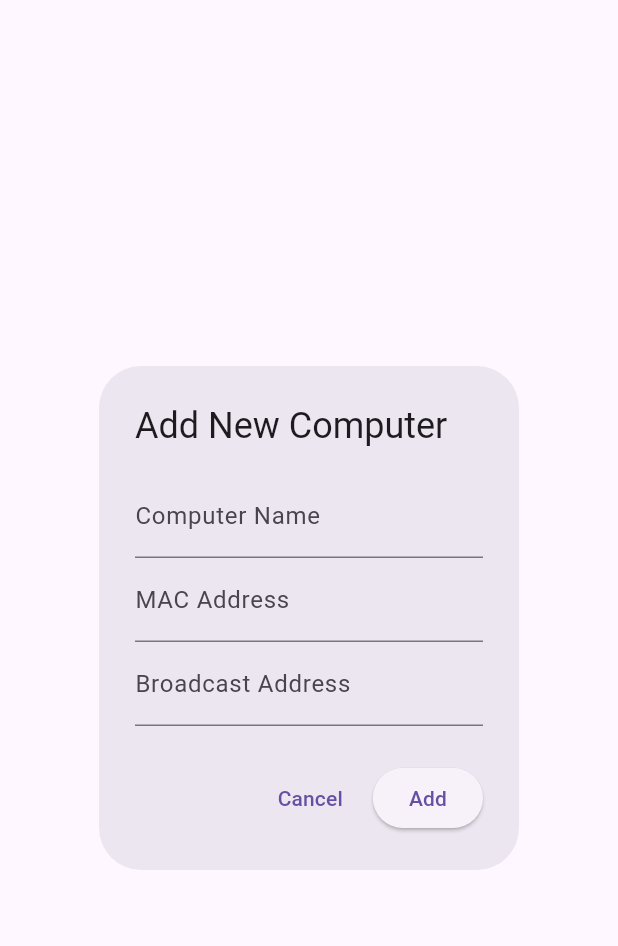
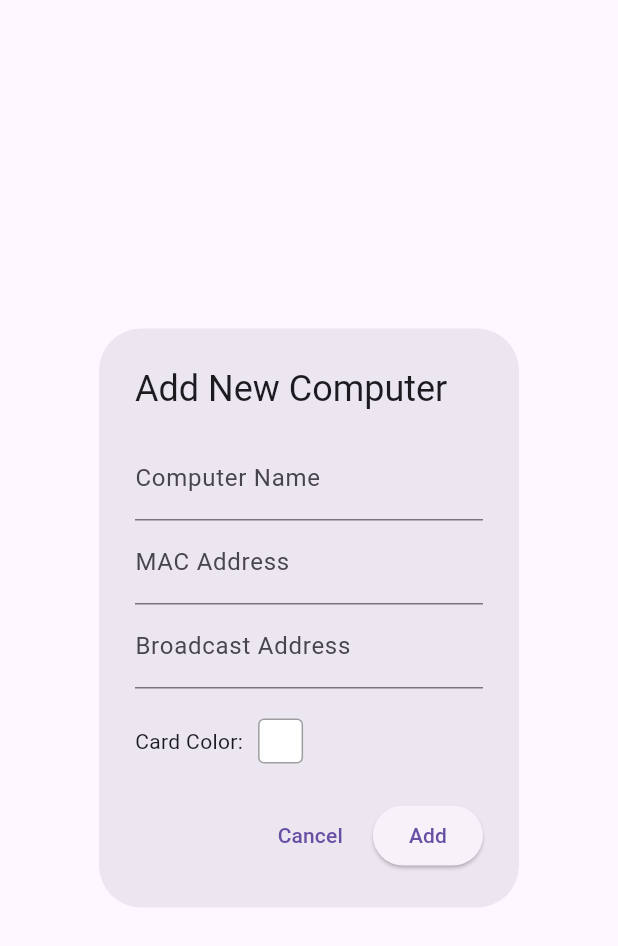
Before and after one commit to Vodichian/awaken, a Flutter app: the AddComputerDialog widget shown alone on an empty page, opened directly, on a phone screen of 412 x 824 dp. Shown: the top 946 px of the screen. Run offline on Flutter 3.47's test engine with Material 3 defaults, Android fonts, the light colour scheme and no system bars; our stand-ins replace file_picker, flutter_colorpicker, flutter_slidable, hive_ce, hive_ce_flutter, logger and 1 more; missing offline and left inert: window_size; accounts and stored records are empty; statements that could not run were skipped.

Commit message:
- First release

```diff
--- a/lib/hive/hive_adapters.g.yaml
+++ b/lib/hive/hive_adapters.g.yaml
@@ -5,7 +5,7 @@ nextTypeId: 1
 types:
   Computer:
     typeId: 0
-    nextIndex: 3
+    nextIndex: 4
     fields:
       name:
         index: 0
@@ -13,3 +13,5 @@ types:
         index: 1
       broadcastAddress:
         index: 2
+      color:
+        index: 3
--- a/lib/models/computer.dart
+++ b/lib/models/computer.dart
@@ -4,15 +4,17 @@ class Computer extends HiveObject {
   String name;
   String macAddress;
   String broadcastAddress; // Or specific IP if not broadcasting
+  int? color;
 
   Computer({
     required this.name,
     required this.macAddress,
     required this.broadcastAddress,
+    required this.color,
   });
 
   @override
   String toString() {
-    return '$name: , MAC = $macAddress, broadcastAddress = $broadcastAddress';
+    return '$name: , MAC = $macAddress, broadcastAddress = $broadcastAddress, color = $color';
   }
 }
--- a/lib/screens/add_computer_dialog.dart
+++ b/lib/screens/add_computer_dialog.dart
@@ -1,5 +1,6 @@
 import 'package:flutter/material.dart';
 import '../models/computer.dart';
+import 'package:flutter_colorpicker/flutter_colorpicker.dart';
 
 class AddComputerDialog extends StatefulWidget {
   const AddComputerDialog({super.key});
@@ -13,6 +14,33 @@ class _AddComputerDialogState extends State<AddComputerDialog> {
   final _nameController = TextEditingController();
   final _macAddressController = TextEditingController();
   final _broadcastAddressController = TextEditingController();
+  Color _selectedColor = Colors.white; // Default color is white
+
+  // Function to show color picker
+  void _pickColor() {
+    showDialog(
+      context: context,
+      builder: (context) => AlertDialog(
+        title: const Text('Pick a color!'),
+        content: SingleChildScrollView(
+          child: BlockPicker( // Or MaterialPicker, ColorPicker, etc.
+            pickerColor: _selectedColor,
+            onColorChanged: (color) {
+              setState(() => _selectedColor = color);
+            },
+          ),
+        ),
+        actions: <Widget>[
+          TextButton(
+            child: const Text('Got it'),
+            onPressed: () {
+              Navigator.of(context).pop();
+            },
+          ),
+        ],
+      ),
+    );
+  }
 
   @override
   void dispose() {
@@ -28,6 +56,7 @@ class _AddComputerDialogState extends State<AddComputerDialog> {
         name: _nameController.text,
         macAddress: _macAddressController.text,
         broadcastAddress: _broadcastAddressController.text,
+        color: _selectedColor.toARGB32(),
       );
       Navigator.of(context).pop(newComputer); // Return the new computer
     }
@@ -76,6 +105,25 @@ class _AddComputerDialogState extends State<AddComputerDialog> {
                   return null;
                 },
               ),
+              const SizedBox(height: 20),
+              Row(
+                children: [
+                  const Text('Card Color:'),
+                  const SizedBox(width: 10),
+                  GestureDetector(
+                    onTap: _pickColor,
+                    child: Container(
+                      width: 30,
+                      height: 30,
+                      decoration: BoxDecoration(
+                        color: _selectedColor,
+                        border: Border.all(color: Colors.grey),
+                        borderRadius: BorderRadius.circular(4),
+                      ),
+                    ),
+                  ),
+                ],
+              ),
             ],
           ),
         ),
--- a/lib/screens/computer_list_screen.dart
+++ b/lib/screens/computer_list_screen.dart
@@ -166,6 +166,9 @@ class _ComputerListScreenState extends State<ComputerListScreen> {
                           ],
                         ),
                         child: Card(
+                          color: computer.color != null
+                              ? Color(computer.color!)
+                              : Theme.of(context).cardTheme.color ?? Colors.white, // Fallback
                           margin: const EdgeInsets.symmetric(
                             horizontal: 8.0,
                             vertical: 4.0,
@@ -173,17 +176,24 @@ class _ComputerListScreenState extends State<ComputerListScreen> {
                           elevation: 2.0,
                           child: ListTile(
                             // 1. Add the icon to the far left
-                            leading: const Icon(
+                            leading: Icon(
                               Icons.computer, // Or any other icon you prefer
                               size: 36.0, // Adjust size as needed
-                              color: Colors.blue, // Optional: customize icon color
-                            ),
+                              color: computer.color != null &&
+                                  ThemeData.estimateBrightnessForColor(Color(computer.color!)) == Brightness.dark
+                                  ? Colors.white
+                                  : Theme.of(context).colorScheme.primary,                            ),
                             // 2. Make the computer name more prominent
                             title: Text(
                               computer.name,
-                              style: const TextStyle(
+                              style: TextStyle(
                                 fontSize: 18.0, // Increase font size
                                 fontWeight: FontWeight.bold, // Make it bold
+                                // Adjust text color for visibility
+                                color: computer.color != null &&
+                                    ThemeData.estimateBrightnessForColor(Color(computer.color!)) == Brightness.dark
+                                    ? Colors.white
+                                    : Colors.black87, // Or theme default
                               ),
                             ),
                             // 3. Make the MAC address less prominent
@@ -191,8 +201,11 @@ class _ComputerListScreenState extends State<ComputerListScreen> {
                               computer.macAddress,
                               style: TextStyle(
                                 fontSize: 13.0, // Smaller font size
-                                color: Colors.grey[600], // Lighter color
-                              ),
+                                // Adjust subtitle color for visibility
+                                color: computer.color != null &&
+                                    ThemeData.estimateBrightnessForColor(Color(computer.color!)) == Brightness.dark
+                                    ? Colors.white70
+                                    : Colors.grey[600],                              ),
                             ),
                             onTap: () => _wakeUpComputer(computer),
                             // Optional: Add some padding if needed
--- a/lib/screens/edit_computer_dialog.dart
+++ b/lib/screens/edit_computer_dialog.dart
@@ -1,5 +1,6 @@
 import 'package:flutter/material.dart';
 import '../models/computer.dart';
+import 'package:flutter_colorpicker/flutter_colorpicker.dart';
 
 class EditComputerDialog extends StatefulWidget {
   final Computer computerToEdit;
@@ -15,6 +16,7 @@ class _EditComputerDialogState extends State<EditComputerDialog> {
   late TextEditingController _nameController;
   late TextEditingController _macAddressController;
   late TextEditingController _broadcastAddressController;
+  late Color _selectedColor;
 
   @override
   void initState() {
@@ -25,6 +27,9 @@ class _EditComputerDialogState extends State<EditComputerDialog> {
         TextEditingController(text: widget.computerToEdit.macAddress);
     _broadcastAddressController =
         TextEditingController(text: widget.computerToEdit.broadcastAddress);
+    _selectedColor = widget.computerToEdit.color != null
+        ? Color(widget.computerToEdit.color!)
+        : Colors.white; // Default if no color was set
   }
 
   @override
@@ -36,6 +41,43 @@ class _EditComputerDialogState extends State<EditComputerDialog> {
     super.dispose();
   }
 
+  // Function to show color picker
+  void _pickColor() {
+    Color pickerColor = _selectedColor; // Temporary color for the picker dialog
+    showDialog(
+      context: context,
+      builder: (context) => AlertDialog(
+        title: const Text('Pick a card color'),
+        content: SingleChildScrollView(
+          child: BlockPicker( // You can use MaterialPicker, ColorPicker as well
+            pickerColor: pickerColor,
+            onColorChanged: (color) {
+              pickerColor = color; // Update the temporary color
+            },
+            // availableColors: [ ... ] // Optionally provide a list of predefined colors
+          ),
+        ),
+        actions: <Widget>[
+          TextButton(
+            child: const Text('Cancel'),
+            onPressed: () {
+              Navigator.of(context).pop();
+            },
+          ),
+          TextButton(
+            child: const Text('Select'),
+            onPressed: () {
+              setState(() {
+                _selectedColor = pickerColor; // Apply the selected color
+              });
+              Navigator.of(context).pop();
+            },
+          ),
+        ],
+      ),
+    );
+  }
+
   void _saveComputer() {
     if (_formKey.currentState!.validate()) {
       // Create an updated Computer object
@@ -43,6 +85,7 @@ class _EditComputerDialogState extends State<EditComputerDialog> {
         name: _nameController.text,
         macAddress: _macAddressController.text,
         broadcastAddress: _broadcastAddressController.text,
+        color: _selectedColor.toARGB32(),
       );
       // Return the updated computer object
       Navigator.of(context).pop(updatedComputer);
@@ -92,6 +135,38 @@ class _EditComputerDialogState extends State<EditComputerDialog> {
                   return null;
                 },
               ),
+              const SizedBox(height: 20),
+              // Color Picker Row
+              Row(
+                mainAxisAlignment: MainAxisAlignment.spaceBetween,
+                children: [
+                  const Text('Card Color:'),
+                  GestureDetector(
+                    onTap: _pickColor,
+                    child: Container(
+                      width: 40,
+                      height: 40,
+                      decoration: BoxDecoration(
+                          color: _selectedColor,
+                          border: Border.all(color: Colors.grey.shade400),
+                          borderRadius: BorderRadius.circular(8),
+                          boxShadow: [
+                            BoxShadow(
+                              color: Colors.grey.withValues(alpha: 0.3),
+                              spreadRadius: 1,
+                              blurRadius: 2,
+                              offset: const Offset(0, 1),
+                            )
+                          ]
+                      ),
+                      // Optional: display a checkmark if color is dark for better visibility
+                      child: _selectedColor.computeLuminance() < 0.5
+                          ? const Icon(Icons.check, color: Colors.white, size: 20)
+                          : null,
+                    ),
+                  ),
+                ],
+              ),
             ],
           ),
         ),
--- a/lib/screens/settings_screen.dart
+++ b/lib/screens/settings_screen.dart
@@ -124,6 +124,7 @@ class _SettingsScreenState extends State<SettingsScreen> {
           macAddress: item['macAddress'],
           broadcastAddress: item['broadcastAddress'] ??
               '', // Handle missing broadcastAddress
+          color: item['color'] ?? Colors.white.toARGB32(), // Handle missing color
         );
         _computerBox.add(computer); // Add to Hive
       } catch (e) {
--- a/pubspec.yaml
+++ b/pubspec.yaml
@@ -43,6 +43,7 @@ dependencies:
   file_picker: ^10.1.9
   permission_handler: ^12.0.0+1
   rename_app: ^1.6.3
+  flutter_colorpicker: ^1.1.0
 
 dev_dependencies:
   flutter_test:
```
Also changed, not shown: lib/hive/hive_adapters.g.dart, pubspec.lock.
